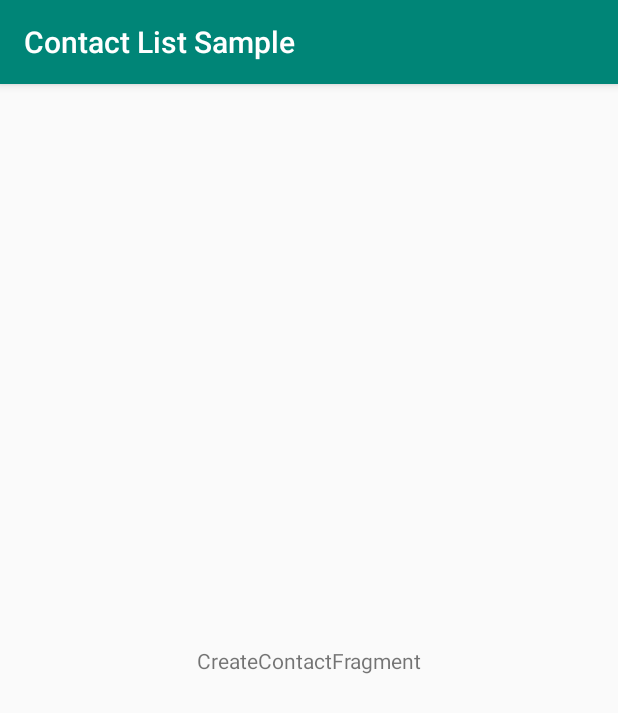
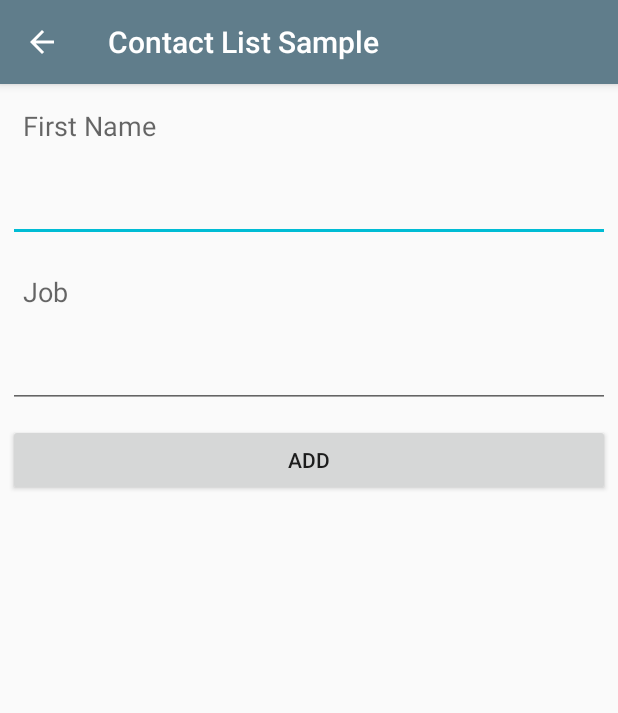
Before and after one commit to crystudios/ContactListSample, an Android app: the CreateContactFragment screen opened directly, with no data from a screen before it, on a phone screen of 412 x 824 dp. Shown: the top 713 px of the screen. Run offline under Robolectric (Android 15) with nearby library versions, the phone set to English and light mode, and no system bars.

Commit message:
Project done, App calls API 2 to post Name and Job to the API and receives the correct response.

```diff
--- a/app/src/main/AndroidManifest.xml
+++ b/app/src/main/AndroidManifest.xml
@@ -15,11 +15,10 @@
         <activity android:name=".MainActivity">
             <intent-filter>
                 <action android:name="android.intent.action.MAIN" />
-
                 <category android:name="android.intent.category.LAUNCHER" />
             </intent-filter>
         </activity>
-        <activity android:name=".CreateContact"></activity>
+        <activity android:name=".CreateContact" android:parentActivityName=".MainActivity"/>
     </application>
 
 </manifest>
--- /dev/null
+++ b/app/src/main/java/com/crystudios/contactlistsample/Data/IRegresPostCallback.java
@@ -0,0 +1,8 @@
+package com.crystudios.contactlistsample.Data;
+
+import com.crystudios.contactlistsample.Models.UserResponse;
+
+public interface IRegresPostCallback {
+
+    public abstract void getUserResponse(UserResponse user);
+}
--- a/app/src/main/java/com/crystudios/contactlistsample/MainActivity.java
+++ b/app/src/main/java/com/crystudios/contactlistsample/MainActivity.java
@@ -1,5 +1,6 @@
 package com.crystudios.contactlistsample;
 
+import android.content.Intent;
 import android.support.design.widget.FloatingActionButton;
 import android.support.design.widget.Snackbar;
 import android.support.v7.app.AppCompatActivity;
@@ -24,8 +25,8 @@ public class MainActivity extends AppCompatActivity {
         fab.setOnClickListener(new View.OnClickListener() {
             @Override
             public void onClick(View view) {
-                Snackbar.make(view, "Replace with your own action", Snackbar.LENGTH_LONG)
-                        .setAction("Action", null).show();
+                Intent intent = new Intent(view.getContext(), CreateContact.class);
+                startActivity(intent);
             }
         });
     }
--- a/app/src/main/java/com/crystudios/contactlistsample/ViewModels/CreateContactViewModel.java
+++ b/app/src/main/java/com/crystudios/contactlistsample/ViewModels/CreateContactViewModel.java
@@ -1,7 +1,50 @@
 package com.crystudios.contactlistsample.ViewModels;
 
+import android.app.Activity;
 import android.arch.lifecycle.ViewModel;
+import android.content.Context;
+import android.graphics.Bitmap;
+import android.support.design.widget.Snackbar;
+import android.view.View;
 
-public class CreateContactViewModel extends ViewModel {
-    // TODO: Implement the ViewModel
+import com.crystudios.contactlistsample.Data.IRegresPostCallback;
+import com.crystudios.contactlistsample.Data.ReqresClient;
+import com.crystudios.contactlistsample.Models.UserRequest;
+import com.crystudios.contactlistsample.Models.UserResponse;
+import com.crystudios.contactlistsample.Models.Users;
+
+public class CreateContactViewModel extends ViewModel implements IRegresPostCallback {
+
+    Users user;
+    Context mContext;
+
+    public void init( Context context)
+    {
+        user = new Users();
+        mContext = context;
+    }
+
+    public void finish()
+    {
+        ((Activity) mContext).finish();
+    }
+
+    public void addUser(String _name, String _job)
+    {
+        ReqresClient client = new ReqresClient();
+        client.postData(this, new UserRequest(_name, _job));
+
+    }
+
+    @Override
+    public void getUserResponse(UserResponse user) {
+        String toast = "USER : " + user.getId()
+                     + " : " + user.getName()
+                     + " (" + user.getJob() + " ) Created At "
+                     + user.getCreatedAt();
+
+        //Snackbar.make( new View(mContext), toast, Snackbar.LENGTH_LONG)
+        //        .setAction("Action", null).show();
+
+    }
 }
--- a/app/src/main/java/com/crystudios/contactlistsample/Views/CreateContactFragment.java
+++ b/app/src/main/java/com/crystudios/contactlistsample/Views/CreateContactFragment.java
@@ -1,20 +1,43 @@
 package com.crystudios.contactlistsample.Views;
 
 import android.arch.lifecycle.ViewModelProviders;
+import android.content.Intent;
+import android.graphics.Bitmap;
+import android.graphics.BitmapFactory;
+import android.media.Image;
+import android.net.Uri;
 import android.os.Bundle;
+import android.provider.MediaStore;
 import android.support.annotation.NonNull;
 import android.support.annotation.Nullable;
 import android.support.v4.app.Fragment;
 import android.view.LayoutInflater;
 import android.view.View;
 import android.view.ViewGroup;
+import android.widget.Button;
+import android.widget.EditText;
+import android.widget.ImageButton;
+import android.widget.ImageView;
 
 import com.crystudios.contactlistsample.R;
 import com.crystudios.contactlistsample.ViewModels.CreateContactViewModel;
 
-public class CreateContactFragment extends Fragment {
+import java.io.IOException;
+
+import static android.app.Activity.RESULT_OK;
+
+public class CreateContactFragment extends Fragment{
+
+    private static final int PICK_IMAGE_REQUEST = 1;
 
     private CreateContactViewModel mViewModel;
+
+    private EditText mTxtFirstName;
+    private EditText mTxtJob;
+    private ImageButton mImgBtnAvatar;
+    private Button btnAddUser;
+
+    private Bitmap bmp;
 
     public static CreateContactFragment newInstance() {
         return new CreateContactFragment();
@@ -24,14 +47,31 @@ public class CreateContactFragment extends Fragment {
     @Override
     public View onCreateView(@NonNull LayoutInflater inflater, @Nullable ViewGroup container,
                              @Nullable Bundle savedInstanceState) {
-        return inflater.inflate(R.layout.create_contact_fragment, container, false);
+        View rootView = inflater.inflate(R.layout.create_contact_fragment, container, false);
+
+        mTxtFirstName = rootView.findViewById(R.id.txtFirstName);
+        mTxtJob = rootView.findViewById(R.id.txtJob);
+        btnAddUser = rootView.findViewById(R.id.btnAddUser);
+
+        btnAddUser.setOnClickListener(new View.OnClickListener() {
+            @Override
+            public void onClick(View v) {
+
+                String firstName = mTxtFirstName.getText().toString();
+                String job = mTxtJob.getText().toString();
+
+                mViewModel.addUser(firstName, job);
+            }
+        });
+
+        return rootView;
     }
 
     @Override
     public void onActivityCreated(@Nullable Bundle savedInstanceState) {
         super.onActivityCreated(savedInstanceState);
         mViewModel = ViewModelProviders.of(this).get(CreateContactViewModel.class);
+        mViewModel.init(this.getActivity());
         // TODO: Use the ViewModel
     }
-
 }
--- a/app/src/main/res/layout/create_contact_fragment.xml
+++ b/app/src/main/res/layout/create_contact_fragment.xml
@@ -1,20 +1,59 @@
 <?xml version="1.0" encoding="utf-8"?>
-<android.support.constraint.ConstraintLayout xmlns:android="http://schemas.android.com/apk/res/android"
+<LinearLayout
+    xmlns:android="http://schemas.android.com/apk/res/android"
     xmlns:app="http://schemas.android.com/apk/res-auto"
     xmlns:tools="http://schemas.android.com/tools"
     android:id="@+id/createcontact"
     android:layout_width="match_parent"
     android:layout_height="match_parent"
+    android:orientation="vertical"
     tools:context=".Views.CreateContactFragment">
 
     <TextView
-        android:id="@+id/message"
+        android:layout_margin="5dp"
+        android:padding="10dp"
+        android:id="@+id/message1"
         android:layout_width="wrap_content"
         android:layout_height="wrap_content"
-        android:text="CreateContactFragment"
+        android:text="First Name"
+        android:textAppearance="@style/TextAppearance.AppCompat.Medium"
         app:layout_constraintBottom_toBottomOf="parent"
         app:layout_constraintEnd_toEndOf="parent"
         app:layout_constraintStart_toStartOf="parent"
         app:layout_constraintTop_toTopOf="parent" />
 
-</android.support.constraint.ConstraintLayout>
+    <EditText
+        android:id="@+id/txtFirstName"
+        android:layout_margin="5dp"
+        android:padding="10dp"
+        android:layout_width="match_parent"
+        android:layout_height="wrap_content" />
+
+    <TextView
+        android:layout_margin="5dp"
+        android:padding="10dp"
+        android:id="@+id/message"
+        android:layout_width="wrap_content"
+        android:layout_height="wrap_content"
+        android:text="Job"
+        android:textAppearance="@style/TextAppearance.AppCompat.Medium"
+        app:layout_constraintBottom_toBottomOf="parent"
+        app:layout_constraintEnd_toEndOf="parent"
+        app:layout_constraintStart_toStartOf="parent"
+        app:layout_constraintTop_toTopOf="parent" />
+
+    <EditText
+        android:id="@+id/txtJob"
+        android:layout_margin="5dp"
+        android:padding="10dp"
+        android:layout_width="match_parent"
+        android:layout_height="wrap_content" />
+
+    <Button
+        android:id="@+id/btnAddUser"
+        android:layout_margin="5dp"
+        android:layout_width="match_parent"
+        android:layout_height="wrap_content"
+        android:text="Add"/>
+
+</LinearLayout>
--- a/app/src/main/res/values/colors.xml
+++ b/app/src/main/res/values/colors.xml
@@ -1,6 +1,11 @@
 <?xml version="1.0" encoding="utf-8"?>
 <resources>
-    <color name="colorPrimary">#008577</color>
-    <color name="colorPrimaryDark">#00574B</color>
-    <color name="colorAccent">#D81B60</color>
+    <color name="colorPrimary">#607D8B</color>
+    <color name="colorPrimaryDark">#455A64</color>
+    <color name="colorPrimaryLight">#CFD8DC</color>
+    <color name="colorAccent">#00BCD4</color>
+    <color name="colorPrimaryText">#212121</color>
+    <color name="colorSecondaryText">#757575</color>
+    <color name="colorIcons">#FFFFFF</color>
+    <color name="colorDivider">#BDBDBD</color>
 </resources>
```
Also changed, not shown: app/src/main/java/com/crystudios/contactlistsample/Data/ReqresAPI.java (+7 -0 lines), app/src/main/java/com/crystudios/contactlistsample/Data/ReqresClient.java (+33 -0 lines), app/src/main/java/com/crystudios/contactlistsample/Models/UserRequest.java (added, +41 -0 lines), app/src/main/java/com/crystudios/contactlistsample/Models/UserResponse.java (added, +54 -0 lines).
